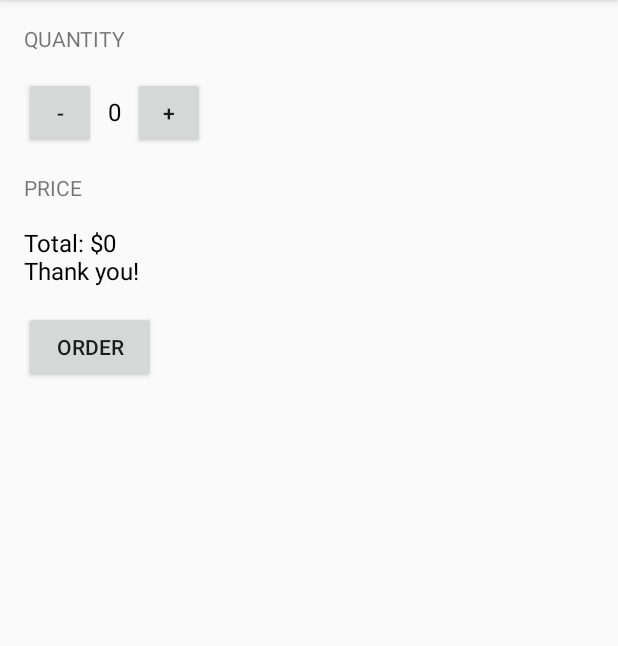
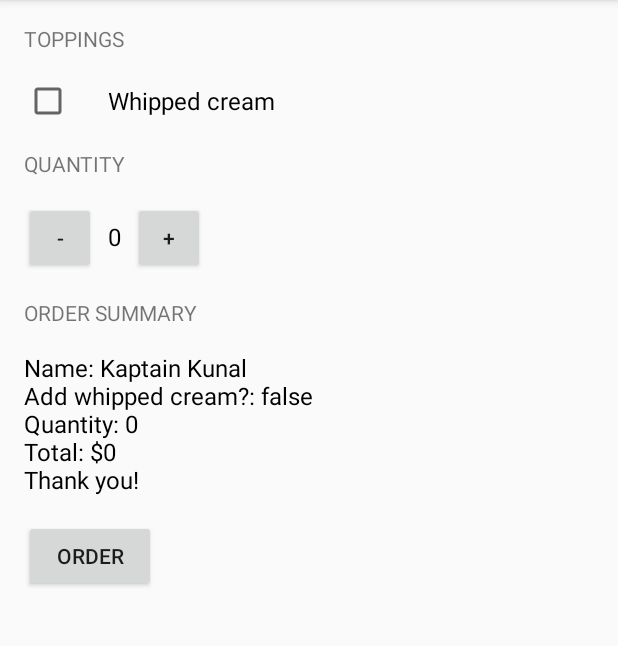
Before and after one commit to erentatar/JustJava, an Android app: the screen it shows after launch (MainActivity), after a tap on "ORDER", on a phone screen of 412 x 824 dp, the part 84-730 px from its top. Run offline under Robolectric (Android 15) with nearby library versions, the phone set to English and light mode, and no system bars.

Commit message:
lesson 11 - quiz 4 - scrolling along

```diff
--- a/app/src/main/java/com/example/android/justjava/MainActivity.java
+++ b/app/src/main/java/com/example/android/justjava/MainActivity.java
@@ -9,7 +9,9 @@ package com.example.android.justjava;
 
 import android.os.Bundle;
 import android.support.v7.app.AppCompatActivity;
+import android.util.Log;
 import android.view.View;
+import android.widget.CheckBox;
 import android.widget.TextView;
 
 import java.text.NumberFormat;
@@ -31,34 +33,12 @@ public class MainActivity extends AppCompatActivity {
      * This method is called when the order button is clicked.
      */
     public void submitOrder(View view) {
-        int price = quantity * 5;
-        String priceMessage = "Total: $" + price;
-        priceMessage = priceMessage + "\nThank you!";
-        displayMessage(priceMessage);
-    }
+        CheckBox whippedCreamCheckBox = (CheckBox) findViewById(R.id.whipped_cream_checkbox);
+        boolean hasWhippedCream = whippedCreamCheckBox.isChecked();
 
-    /**
-     * This method displays the given quantity value on the screen.
-     */
-    private void display(int number) {
-        TextView quantityTextView = (TextView) findViewById(R.id.quantity_text_view);
-        quantityTextView.setText("" + number);
-    }
-
-    /**
-     * This method displays the given price on the screen.
-     */
-    private void displayPrice(int number) {
-        TextView priceTextView = (TextView) findViewById(R.id.price_text_view);
-        priceTextView.setText(NumberFormat.getCurrencyInstance().format(number));
-    }
-
-    /**
-     * This method displays the given text on the screen.
-     */
-    private void displayMessage(String message) {
-        TextView priceTextView = (TextView) findViewById(R.id.price_text_view);
-        priceTextView.setText(message);
+        int price = calculatePrice();
+        String message = createOrderSummary(price, hasWhippedCream);
+        displayMessage(message);
     }
 
     /**
@@ -66,7 +46,7 @@ public class MainActivity extends AppCompatActivity {
      */
     public void increment(View view) {
         quantity++;
-        display(quantity);
+        displayQuantity(quantity);
     }
 
     /**
@@ -74,6 +54,47 @@ public class MainActivity extends AppCompatActivity {
      */
     public void decrement(View view) {
         quantity--;
-        display(quantity);
+        displayQuantity(quantity);
+    }
+
+    /**
+     * Calculates the price of the order based on the current quantity.
+     *
+     * @return the total price
+     */
+    private int calculatePrice() {
+        return quantity * 5;
+    }
+
+    /**
+     * Create summary of the order.
+     *
+     * @param price           of the order
+     * @param addWhippedCream is whether or not the user wants whipped cream topping
+     * @return text summary
+     */
+    private String createOrderSummary(int price, boolean addWhippedCream) {
+        String priceMessage = "Name: Kaptain Kunal";
+        priceMessage += "\nAdd whipped cream?: " + addWhippedCream;
+        priceMessage += "\nQuantity: " + quantity;
+        priceMessage += "\nTotal: $" + price;
+        priceMessage += "\nThank you!";
+        return priceMessage;
+    }
+
+    /**
+     * This method displays the given quantity value on the screen.
+     */
+    private void displayQuantity(int number) {
+        TextView quantityTextView = (TextView) findViewById(R.id.quantity_text_view);
+        quantityTextView.setText("" + number);
+    }
+
+    /**
+     * This method displays the given text on the screen.
+     */
+    private void displayMessage(String message) {
+        TextView orderSummaryTextView = (TextView) findViewById(R.id.order_summary_text_view);
+        orderSummaryTextView.setText(message);
     }
 }
--- a/app/src/main/res/layout/activity_main.xml
+++ b/app/src/main/res/layout/activity_main.xml
@@ -1,6 +1,11 @@
 <?xml version="1.0" encoding="utf-8"?>
-<LinearLayout xmlns:android="http://schemas.android.com/apk/res/android"
+<ScrollView xmlns:android="http://schemas.android.com/apk/res/android"
     xmlns:tools="http://schemas.android.com/tools"
+    android:layout_width="match_parent"
+    android:layout_height="match_parent">
+
+    <LinearLayout
+
         android:layout_width="match_parent"
         android:layout_height="match_parent"
         android:orientation="vertical"
@@ -11,6 +16,22 @@
             android:layout_width="wrap_content"
             android:layout_height="wrap_content"
             android:layout_marginBottom="16dp"
+            android:text="Toppings"
+            android:textAllCaps="true" />
+
+        <CheckBox
+            android:id="@+id/whipped_cream_checkbox"
+            android:layout_width="wrap_content"
+            android:layout_height="wrap_content"
+            android:paddingLeft="24dp"
+            android:text="Whipped cream"
+            android:textSize="16sp" />
+
+        <TextView
+            android:layout_width="wrap_content"
+            android:layout_height="wrap_content"
+            android:layout_marginBottom="16dp"
+            android:layout_marginTop="16dp"
             android:text="@string/quantity_text"
             android:textAllCaps="true" />
 
@@ -49,11 +70,11 @@
             android:layout_width="wrap_content"
             android:layout_height="wrap_content"
             android:layout_marginTop="16dp"
-        android:text="@string/price_text"
+            android:text="@string/order_summary_text"
             android:textAllCaps="true" />
 
         <TextView
-        android:id="@+id/price_text_view"
+            android:id="@+id/order_summary_text_view"
             android:layout_width="wrap_content"
             android:layout_height="wrap_content"
             android:layout_marginTop="16dp"
@@ -68,3 +89,4 @@
             android:onClick="submitOrder"
             android:text="@string/order_button_text" />
     </LinearLayout>
+</ScrollView>
--- a/app/src/main/res/values/strings.xml
+++ b/app/src/main/res/values/strings.xml
@@ -2,5 +2,5 @@
     <string name="app_name">Just Java</string>
     <string name="quantity_text">Quantity</string>
     <string name="order_button_text">Order</string>
-    <string name="price_text">Price</string>
+    <string name="order_summary_text">Order Summary</string>
 </resources>
--- a/build.gradle
+++ b/build.gradle
@@ -7,7 +7,7 @@ buildscript {
         jcenter()
     }
     dependencies {
-        classpath 'com.android.tools.build:gradle:3.0.0'
+        classpath 'com.android.tools.build:gradle:3.0.1'
 
 
         // NOTE: Do not place your application dependencies here; they belong
```
Lines whose indentation alone changed are shown as unchanged.
